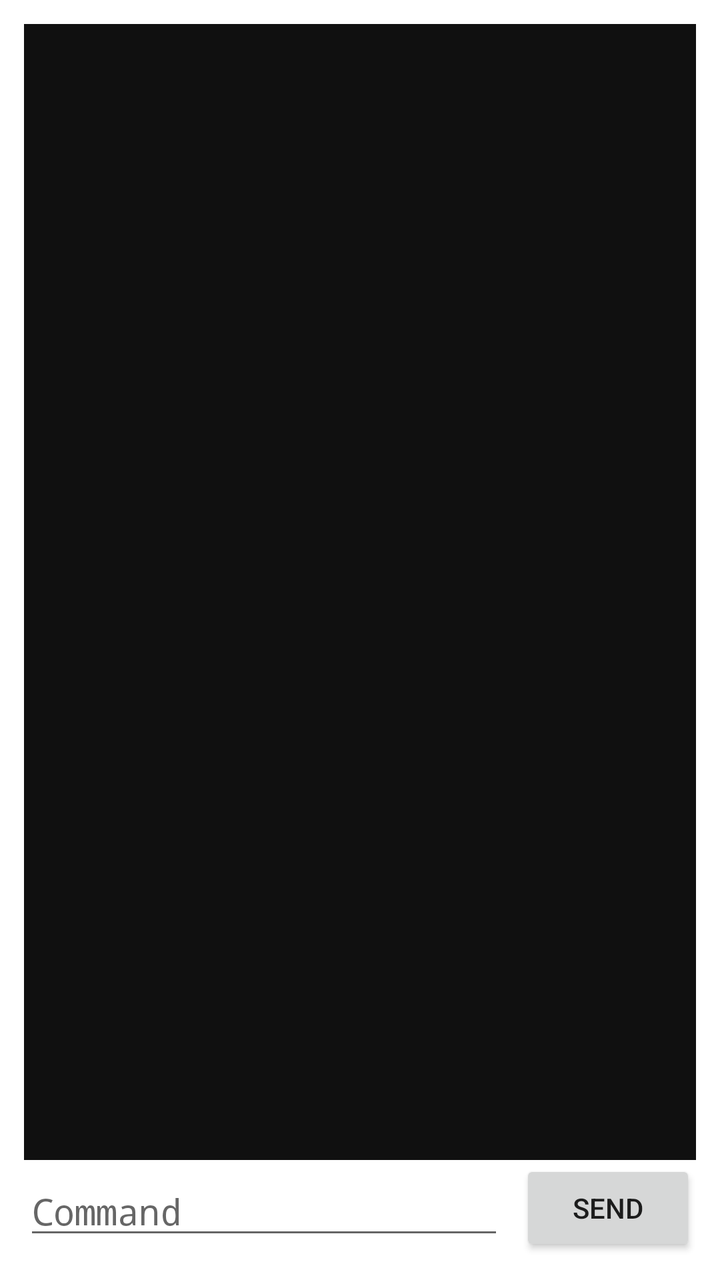
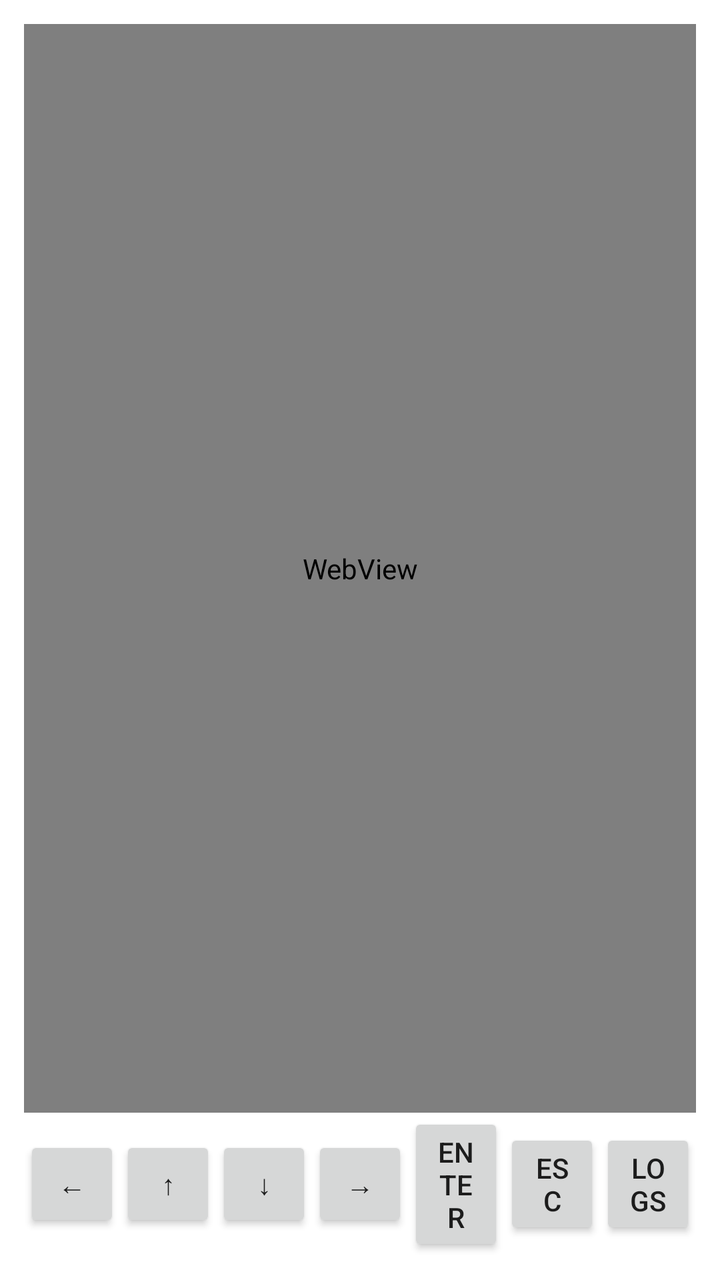

An Android layout rendered at two revisions. The XML below is the earlier revision; the diff shows what the commit changed to produce the second picture.
<!-- AndroidManifest.xml: application theme Theme.CrawlCipherWrapper -->
<!-- res/layout/activity_main.xml -->
<?xml version="1.0" encoding="utf-8"?>
<androidx.constraintlayout.widget.ConstraintLayout xmlns:android="http://schemas.android.com/apk/res/android"
    xmlns:app="http://schemas.android.com/apk/res-auto"
    android:layout_width="match_parent"
    android:layout_height="match_parent"
    android:padding="12dp">

    <ScrollView
        android:id="@+id/outputContainer"
        android:layout_width="0dp"
        android:layout_height="0dp"
        android:fillViewport="true"
        android:background="#101010"
        android:padding="12dp"
        app:layout_constraintTop_toTopOf="parent"
        app:layout_constraintBottom_toTopOf="@+id/inputRow"
        app:layout_constraintStart_toStartOf="parent"
        app:layout_constraintEnd_toEndOf="parent">

        <TextView
            android:id="@+id/outputText"
            android:layout_width="match_parent"
            android:layout_height="wrap_content"
            android:textAppearance="@style/TextAppearance.AppCompat.Body1"
            android:textColor="#D8FFD8"
            android:fontFamily="monospace"
            android:text="" />
    </ScrollView>

    <LinearLayout
        android:id="@+id/inputRow"
        android:layout_width="0dp"
        android:layout_height="wrap_content"
        android:orientation="horizontal"
        android:gravity="center_vertical"
        app:layout_constraintBottom_toBottomOf="parent"
        app:layout_constraintStart_toStartOf="parent"
        app:layout_constraintEnd_toEndOf="parent">

        <EditText
            android:id="@+id/inputText"
            android:layout_width="0dp"
            android:layout_height="wrap_content"
            android:layout_weight="1"
            android:hint="Command"
            android:singleLine="true"
            android:imeOptions="actionDone"
            android:inputType="textVisiblePassword|textNoSuggestions"
            android:fontFamily="monospace" />

        <Button
            android:id="@+id/sendButton"
            android:layout_width="wrap_content"
            android:layout_height="wrap_content"
            android:layout_marginStart="8dp"
            android:text="Send" />
    </LinearLayout>

</androidx.constraintlayout.widget.ConstraintLayout>
<!-- resources referenced by this layout -->
<resources>
  <style name="Theme.CrawlCipherWrapper" parent="Theme.MaterialComponents.DayNight.NoActionBar" />
</resources>

<!-- the commit's change to res/layout/activity_main.xml (unified diff, before → after) -->
@@ -5,55 +5,75 @@
     android:layout_height="match_parent"
     android:padding="12dp">
 
-    <ScrollView
-        android:id="@+id/outputContainer"
+    <WebView
+        android:id="@+id/terminalWebView"
         android:layout_width="0dp"
         android:layout_height="0dp"
-        android:fillViewport="true"
-        android:background="#101010"
-        android:padding="12dp"
         app:layout_constraintTop_toTopOf="parent"
-        app:layout_constraintBottom_toTopOf="@+id/inputRow"
+        app:layout_constraintBottom_toTopOf="@+id/controlPanel"
         app:layout_constraintStart_toStartOf="parent"
-        app:layout_constraintEnd_toEndOf="parent">
-
-        <TextView
-            android:id="@+id/outputText"
-            android:layout_width="match_parent"
-            android:layout_height="wrap_content"
-            android:textAppearance="@style/TextAppearance.AppCompat.Body1"
-            android:textColor="#D8FFD8"
-            android:fontFamily="monospace"
-            android:text="" />
-    </ScrollView>
+        app:layout_constraintEnd_toEndOf="parent" />
 
     <LinearLayout
-        android:id="@+id/inputRow"
+        android:id="@+id/controlPanel"
         android:layout_width="0dp"
         android:layout_height="wrap_content"
+        android:layout_marginTop="8dp"
         android:orientation="horizontal"
-        android:gravity="center_vertical"
+        android:gravity="center"
+        android:weightSum="7"
         app:layout_constraintBottom_toBottomOf="parent"
         app:layout_constraintStart_toStartOf="parent"
         app:layout_constraintEnd_toEndOf="parent">
 
-        <EditText
-            android:id="@+id/inputText"
+        <Button
+            android:id="@+id/controlLeft"
             android:layout_width="0dp"
             android:layout_height="wrap_content"
             android:layout_weight="1"
-            android:hint="Command"
-            android:singleLine="true"
-            android:imeOptions="actionDone"
-            android:inputType="textVisiblePassword|textNoSuggestions"
-            android:fontFamily="monospace" />
+            android:text="←" />
 
         <Button
-            android:id="@+id/sendButton"
-            android:layout_width="wrap_content"
+            android:id="@+id/controlUp"
+            android:layout_width="0dp"
             android:layout_height="wrap_content"
-            android:layout_marginStart="8dp"
-            android:text="Send" />
+            android:layout_weight="1"
+            android:text="↑" />
+
+        <Button
+            android:id="@+id/controlDown"
+            android:layout_width="0dp"
+            android:layout_height="wrap_content"
+            android:layout_weight="1"
+            android:text="↓" />
+
+        <Button
+            android:id="@+id/controlRight"
+            android:layout_width="0dp"
+            android:layout_height="wrap_content"
+            android:layout_weight="1"
+            android:text="→" />
+
+        <Button
+            android:id="@+id/controlEnter"
+            android:layout_width="0dp"
+            android:layout_height="wrap_content"
+            android:layout_weight="1"
+            android:text="Enter" />
+
+        <Button
+            android:id="@+id/controlEsc"
+            android:layout_width="0dp"
+            android:layout_height="wrap_content"
+            android:layout_weight="1"
+            android:text="Esc" />
+
+        <Button
+            android:id="@+id/controlLogs"
+            android:layout_width="0dp"
+            android:layout_height="wrap_content"
+            android:layout_weight="1"
+            android:text="Logs" />
     </LinearLayout>
 
 </androidx.constraintlayout.widget.ConstraintLayout>
